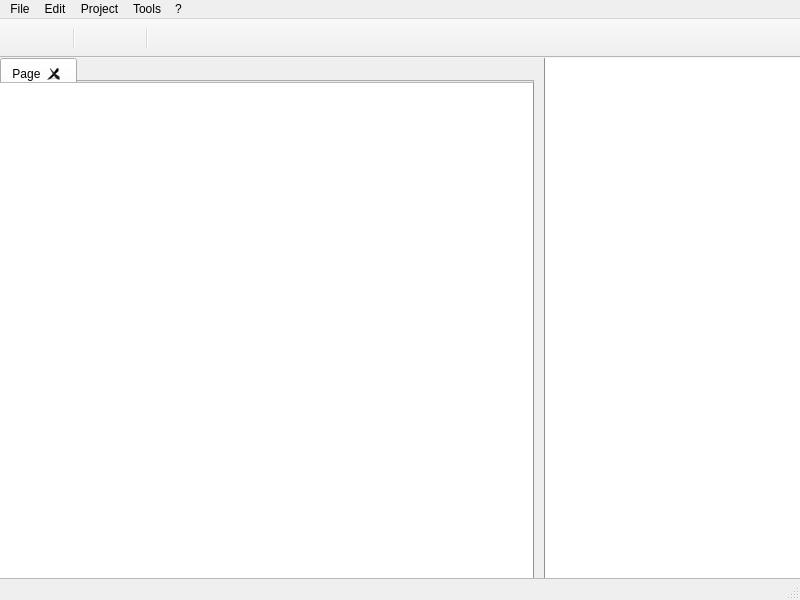
Qt form resources/UI/MainWindow.ui (pokedude9/AwesomeScriptEditor) before a commit.
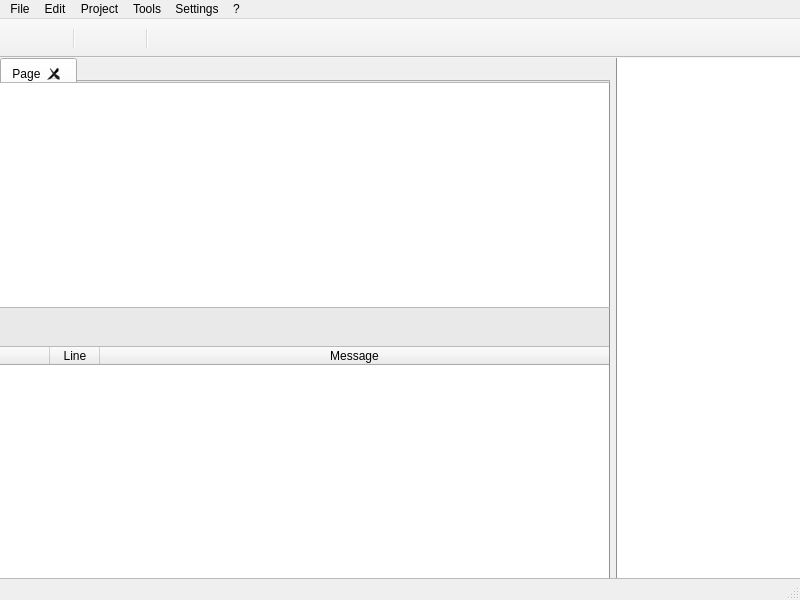
The same form after that commit. Icons and pictures are not drawn. Custom widgets are drawn as their Qt base class.

What changed in the file:
```diff
--- a/resources/UI/MainWindow.ui
+++ b/resources/UI/MainWindow.ui
@@ -12,8 +12,8 @@
   </property>
   <property name="minimumSize">
    <size>
-    <width>600</width>
-    <height>400</height>
+    <width>800</width>
+    <height>600</height>
    </size>
   </property>
   <property name="windowTitle">
@@ -45,9 +45,6 @@
     <property name="bottomMargin">
      <number>0</number>
     </property>
-    <property name="horizontalSpacing">
-     <number>10</number>
-    </property>
     <property name="verticalSpacing">
      <number>0</number>
     </property>
@@ -141,9 +138,25 @@
      </widget>
     </item>
     <item row="1" column="0">
-     <widget class="ase::ASEEditor" name="plainTextEdit">
-      <property name="styleSheet">
-       <string notr="true">QPlainTextEdit#plainTextEdit
+     <widget class="QSplitter" name="splitter">
+      <property name="orientation">
+       <enum>Qt::Vertical</enum>
+      </property>
+      <property name="handleWidth">
+       <number>0</number>
+      </property>
+      <property name="childrenCollapsible">
+       <bool>false</bool>
+      </property>
+      <widget class="ase::ASEEditor" name="plainTextEdit">
+       <property name="minimumSize">
+        <size>
+         <width>610</width>
+         <height>150</height>
+        </size>
+       </property>
+       <property name="styleSheet">
+        <string notr="true">QPlainTextEdit#plainTextEdit
 {
 	border-top: 1px solid #B9B9B9;
 	border-right: 1px solid #909090;
@@ -155,13 +168,154 @@
 {
 	background-color: #FFFFFF;
 }</string>
-      </property>
-      <property name="lineWrapMode">
-       <enum>QPlainTextEdit::NoWrap</enum>
-      </property>
-      <property name="tabStopWidth">
-       <number>40</number>
-      </property>
+       </property>
+       <property name="lineWrapMode">
+        <enum>QPlainTextEdit::NoWrap</enum>
+       </property>
+       <property name="tabStopWidth">
+        <number>40</number>
+       </property>
+      </widget>
+      <widget class="QFrame" name="frame">
+       <property name="minimumSize">
+        <size>
+         <width>610</width>
+         <height>100</height>
+        </size>
+       </property>
+       <property name="styleSheet">
+        <string notr="true">QFrame#frame
+{
+	border-top: 1px solid #b9b9b9;
+	border-right: 1px solid #909090;
+	background-color: white;
+}</string>
+       </property>
+       <property name="frameShape">
+        <enum>QFrame::NoFrame</enum>
+       </property>
+       <property name="frameShadow">
+        <enum>QFrame::Plain</enum>
+       </property>
+       <property name="lineWidth">
+        <number>0</number>
+       </property>
+       <layout class="QVBoxLayout" name="verticalLayout">
+        <property name="spacing">
+         <number>0</number>
+        </property>
+        <property name="leftMargin">
+         <number>0</number>
+        </property>
+        <property name="topMargin">
+         <number>0</number>
+        </property>
+        <property name="rightMargin">
+         <number>0</number>
+        </property>
+        <property name="bottomMargin">
+         <number>0</number>
+        </property>
+        <item>
+         <widget class="QToolBar" name="errorToolBar">
+          <property name="minimumSize">
+           <size>
+            <width>0</width>
+            <height>34</height>
+           </size>
+          </property>
+          <property name="styleSheet">
+           <string notr="true">QToolBar#errorToolBar
+{
+    background-color: #e9e9e9;
+	border-bottom: 1px solid #b9b9b9;
+}</string>
+          </property>
+          <addaction name="actionClearTable"/>
+          <addaction name="actionSaveTable"/>
+          <addaction name="actionCloseDebugger"/>
+         </widget>
+        </item>
+        <item>
+         <widget class="QTableWidget" name="tableWidget">
+          <property name="frameShape">
+           <enum>QFrame::NoFrame</enum>
+          </property>
+          <property name="frameShadow">
+           <enum>QFrame::Plain</enum>
+          </property>
+          <property name="lineWidth">
+           <number>0</number>
+          </property>
+          <property name="sortingEnabled">
+           <bool>true</bool>
+          </property>
+          <property name="rowCount">
+           <number>0</number>
+          </property>
+          <property name="columnCount">
+           <number>3</number>
+          </property>
+          <attribute name="horizontalHeaderVisible">
+           <bool>true</bool>
+          </attribute>
+          <attribute name="horizontalHeaderCascadingSectionResizes">
+           <bool>false</bool>
+          </attribute>
+          <attribute name="horizontalHeaderDefaultSectionSize">
+           <number>50</number>
+          </attribute>
+          <attribute name="horizontalHeaderHighlightSections">
+           <bool>true</bool>
+          </attribute>
+          <attribute name="horizontalHeaderMinimumSectionSize">
+           <number>20</number>
+          </attribute>
+          <attribute name="horizontalHeaderShowSortIndicator" stdset="0">
+           <bool>true</bool>
+          </attribute>
+          <attribute name="horizontalHeaderStretchLastSection">
+           <bool>true</bool>
+          </attribute>
+          <attribute name="verticalHeaderVisible">
+           <bool>false</bool>
+          </attribute>
+          <attribute name="verticalHeaderDefaultSectionSize">
+           <number>20</number>
+          </attribute>
+          <attribute name="verticalHeaderMinimumSectionSize">
+           <number>20</number>
+          </attribute>
+          <attribute name="verticalHeaderShowSortIndicator" stdset="0">
+           <bool>false</bool>
+          </attribute>
+          <attribute name="verticalHeaderStretchLastSection">
+           <bool>false</bool>
+          </attribute>
+          <column>
+           <property name="text">
+            <string/>
+           </property>
+          </column>
+          <column>
+           <property name="text">
+            <string>Line</string>
+           </property>
+          </column>
+          <column>
+           <property name="text">
+            <string>Message</string>
+           </property>
+           <property name="font">
+            <font>
+             <strikeout>false</strikeout>
+            </font>
+           </property>
+          </column>
+         </widget>
+        </item>
+       </layout>
+      </widget>
      </widget>
     </item>
    </layout>
@@ -235,10 +389,17 @@
     <addaction name="actionHelp"/>
     <addaction name="actionAbout"/>
    </widget>
+   <widget class="QMenu" name="menuSettings">
+    <property name="title">
+     <string>Settings</string>
+    </property>
+    <addaction name="actionReal_time_script_validator"/>
+   </widget>
    <addaction name="menuFile"/>
    <addaction name="menuEdit"/>
    <addaction name="menuProject"/>
    <addaction name="menuTools"/>
+   <addaction name="menuSettings"/>
    <addaction name="menu"/>
   </widget>
   <widget class="QToolBar" name="mainToolBar">
@@ -480,6 +641,44 @@
     <string/>
    </property>
   </action>
+  <action name="actionReal_time_script_validator">
+   <property name="checkable">
+    <bool>true</bool>
+   </property>
+   <property name="checked">
+    <bool>true</bool>
+   </property>
+   <property name="text">
+    <string>Real-time script validator</string>
+   </property>
+  </action>
+  <action name="actionClearTable">
+   <property name="icon">
+    <iconset resource="../ASE.qrc">
+     <normaloff>:/images/table_delete.png</normaloff>:/images/table_delete.png</iconset>
+   </property>
+   <property name="text">
+    <string/>
+   </property>
+  </action>
+  <action name="actionSaveTable">
+   <property name="icon">
+    <iconset resource="../ASE.qrc">
+     <normaloff>:/images/table_save.png</normaloff>:/images/table_save.png</iconset>
+   </property>
+   <property name="text">
+    <string/>
+   </property>
+  </action>
+  <action name="actionCloseDebugger">
+   <property name="icon">
+    <iconset resource="../ASE.qrc">
+     <normaloff>:/images/close_misc.png</normaloff>:/images/close_misc.png</iconset>
+   </property>
+   <property name="text">
+    <string/>
+   </property>
+  </action>
  </widget>
  <layoutdefault spacing="6" margin="11"/>
  <customwidgets>
```
